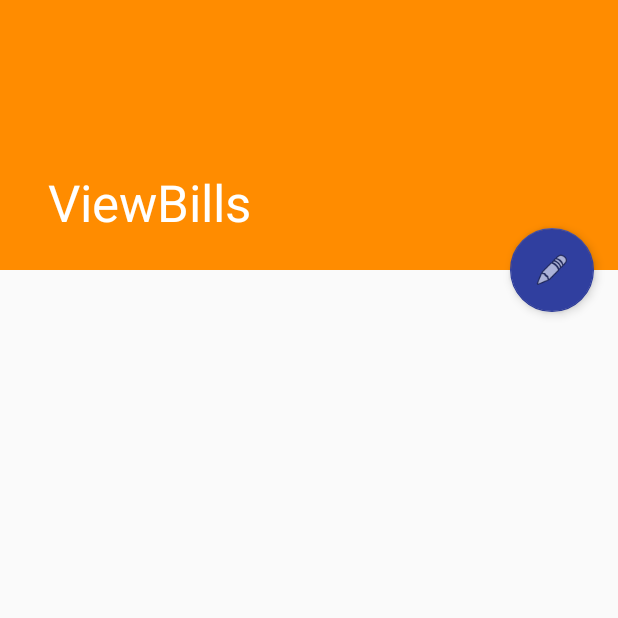
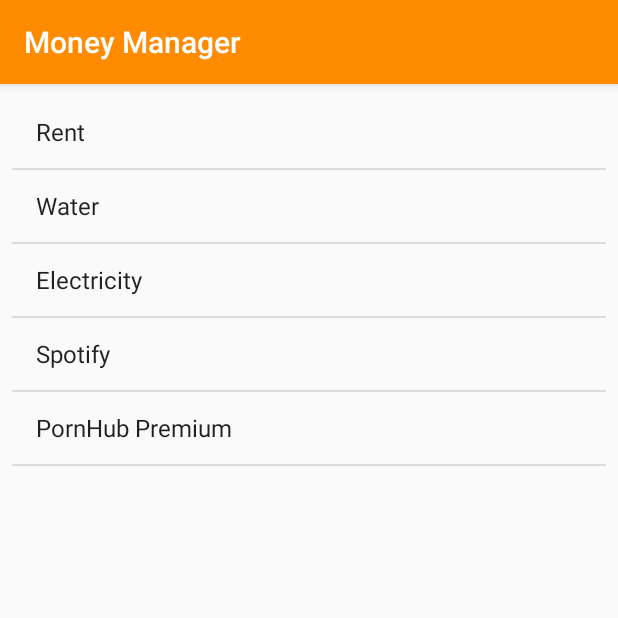
Before and after one commit to jakeshepherd/MoneyManager, an Android app: the MainActivity screen opened directly, with no data from a screen before it, after a tap on "VIEW BILLS", on a phone screen of 412 x 824 dp, the top half of it. Run offline under Robolectric (Android 15) with nearby library versions, the phone set to English and light mode, and no system bars.

Commit message:
Changed viewbills activity and added ListView
Static listview that doesn't work with the databsase yet, but at least android studio seems to be working okay for me

```diff
--- a/app/build.gradle
+++ b/app/build.gradle
@@ -19,7 +19,7 @@ android {
 }
 
 dependencies {
-    implementation fileTree(dir: 'libs', include: ['*.jar'])
+    implementation fileTree(include: ['*.jar'], dir: 'libs')
     implementation 'com.android.support:appcompat-v7:28.0.0-beta01'
     implementation 'com.android.support.constraint:constraint-layout:1.1.2'
     implementation 'com.android.support:design:28.0.0-beta01'
@@ -27,4 +27,6 @@ dependencies {
     androidTestImplementation 'com.android.support.test:runner:1.0.2'
     androidTestImplementation 'com.android.support.test.espresso:espresso-core:3.0.2'
     implementation 'com.google.android.gms:play-services-ads:15.0.1'
+    implementation 'com.android.support:recyclerview-v7:28.0.0-beta01'
+    implementation 'com.android.support:cardview-v7:28.0.0-beta01'
 }
--- a/app/src/main/AndroidManifest.xml
+++ b/app/src/main/AndroidManifest.xml
@@ -33,7 +33,8 @@
             android:theme="@style/AppTheme.NoActionBar" />
         <activity android:name=".DeleteOrUpdate" />
         <activity android:name=".DeleteData" />
-        <activity android:name=".UpdateData"></activity>
+        <activity android:name=".UpdateData" />
+        <activity android:name=".BillHistory"></activity>
     </application>
 
 </manifest>
--- /dev/null
+++ b/app/src/main/java/com/example/jakeshepherd/moneymanager/BillHistory.java
@@ -0,0 +1,22 @@
+package com.example.jakeshepherd.moneymanager;
+
+import android.support.v7.app.AppCompatActivity;
+import android.os.Bundle;
+import android.widget.ArrayAdapter;
+import android.widget.ListAdapter;
+import android.widget.ListView;
+
+public class BillHistory extends AppCompatActivity {
+
+    @Override
+    protected void onCreate(Bundle savedInstanceState) {
+        super.onCreate(savedInstanceState);
+        setContentView(R.layout.activity_bill_history);
+
+        String tempBillNames[] = {"Rent", "Water", "Electricity", "Spotify", "PornHub Premium"};
+        ListAdapter billListAdapter = new ArrayAdapter<String>(this, android.R.layout.simple_list_item_1, tempBillNames);
+
+        ListView billListView = findViewById(R.id.billListView);
+        billListView.setAdapter(billListAdapter);
+    }
+}
--- a/app/src/main/java/com/example/jakeshepherd/moneymanager/DatePickerActivity.java
+++ b/app/src/main/java/com/example/jakeshepherd/moneymanager/DatePickerActivity.java
@@ -13,6 +13,8 @@ import android.view.View;
 import android.widget.Button;
 import android.widget.CalendarView;
 
+import java.util.Date;
+
 public class DatePickerActivity extends AppCompatActivity {
 
     CalendarView calView;
@@ -24,6 +26,7 @@ public class DatePickerActivity extends AppCompatActivity {
         super.onCreate(savedInstanceState);
         setContentView(R.layout.activity_date_picker);
 
+        dateToReturn = new Date().toString();
         setupCalendarView();
         setupSaveButton();
 
--- a/app/src/main/java/com/example/jakeshepherd/moneymanager/MainActivity.java
+++ b/app/src/main/java/com/example/jakeshepherd/moneymanager/MainActivity.java
@@ -29,7 +29,7 @@ public class MainActivity extends AppCompatActivity {
         singlePayment.setOnClickListener(new View.OnClickListener() {
             @Override
             public void onClick(View view) {
-                Intent viewBills = new Intent(getBaseContext(), ViewBills.class);
+                Intent viewBills = new Intent(getBaseContext(), BillHistory.class);
                 startActivity(viewBills);
             }
         });
--- a/app/src/main/java/com/example/jakeshepherd/moneymanager/RecurringPaymentActivity.java
+++ b/app/src/main/java/com/example/jakeshepherd/moneymanager/RecurringPaymentActivity.java
@@ -42,7 +42,6 @@ public class RecurringPaymentActivity extends AppCompatActivity {
         setContentView(R.layout.activity_recurring_payment);
 
         this.billController = new BillController();
-
         db = new Database(this);
 
         setupNodes();
--- a/app/src/main/java/com/example/jakeshepherd/moneymanager/ViewBills.java
+++ b/app/src/main/java/com/example/jakeshepherd/moneymanager/ViewBills.java
@@ -23,6 +23,16 @@ public class ViewBills extends AppCompatActivity {
         db = new Database(this);
 
 
+
+
+
+    }
+
+    private void setupListView() {
+
+    }
+
+    private void tempStringBufferFunction() { // needed to get it out the way, kept confusing myself lol
         StringBuffer buffer = new StringBuffer();
         Cursor res = db.getAllData();
         while(res.moveToNext()) {
@@ -33,8 +43,9 @@ public class ViewBills extends AppCompatActivity {
             buffer.append("Due date: " + res.getString(3) + "\n");
             buffer.append("------------------------------\n\n");
         }
-        TextView scrollableText = findViewById(R.id.TextData);
-        scrollableText.setText(buffer.toString());
+
+//        TextView scrollableText = findViewById(R.id.TextData);
+//        scrollableText.setText(buffer.toString());
 
         FloatingActionButton fab = findViewById(R.id.fab);
         fab.setOnClickListener(new View.OnClickListener() {
@@ -44,7 +55,5 @@ public class ViewBills extends AppCompatActivity {
                 startActivity(popup);
             }
         });
-
-
     }
 }
--- /dev/null
+++ b/app/src/main/res/layout/activity_bill_history.xml
@@ -0,0 +1,23 @@
+<?xml version="1.0" encoding="utf-8"?>
+<android.support.constraint.ConstraintLayout xmlns:android="http://schemas.android.com/apk/res/android"
+    xmlns:app="http://schemas.android.com/apk/res-auto"
+    xmlns:tools="http://schemas.android.com/tools"
+    android:layout_width="match_parent"
+    android:layout_height="match_parent"
+    tools:context=".BillHistory">
+
+    <ListView
+        android:id="@+id/billListView"
+        android:layout_width="0dp"
+        android:layout_height="0dp"
+        android:layout_marginBottom="8dp"
+        android:layout_marginEnd="8dp"
+        android:layout_marginLeft="8dp"
+        android:layout_marginRight="8dp"
+        android:layout_marginStart="8dp"
+        android:layout_marginTop="8dp"
+        app:layout_constraintBottom_toBottomOf="parent"
+        app:layout_constraintEnd_toEndOf="parent"
+        app:layout_constraintStart_toStartOf="parent"
+        app:layout_constraintTop_toTopOf="parent" />
+</android.support.constraint.ConstraintLayout>
--- a/build.gradle
+++ b/build.gradle
@@ -7,7 +7,7 @@ buildscript {
         jcenter()
     }
     dependencies {
-        classpath 'com.android.tools.build:gradle:3.1.3'
+        classpath 'com.android.tools.build:gradle:3.1.4'
 
         // NOTE: Do not place your application dependencies here; they belong
         // in the individual module build.gradle files
```
Also changed, not shown: app/src/main/res/layout/content_view_bills.xml (+31 -6 lines).
